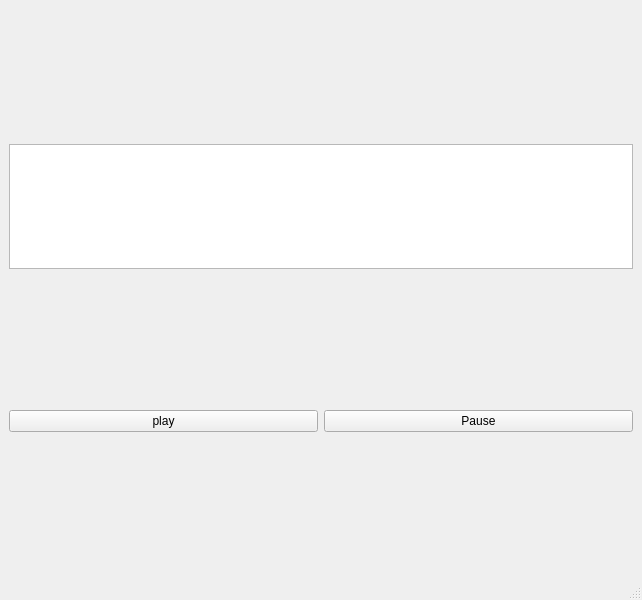
Before: the Qt Designer form pyflickerlight/lightshow_editor.ui in cwoodall/flicker-lights, drawn with Qt 5.
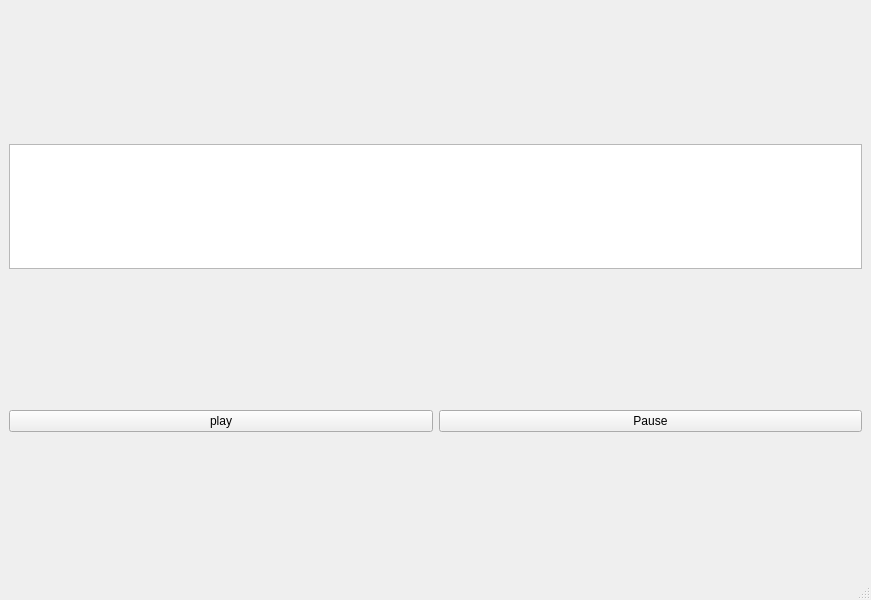
After: the same form once the commit is applied. Custom widgets are drawn as their Qt base class.

Commit message: Added ticks and boxes get drawn into grid now... Still not very happy with the progress or the code, but I am learning Qt

The edit to the form file:
```diff
--- a/pyflickerlight/lightshow_editor.ui
+++ b/pyflickerlight/lightshow_editor.ui
@@ -6,7 +6,7 @@
    <rect>
     <x>0</x>
     <y>0</y>
-    <width>642</width>
+    <width>871</width>
     <height>600</height>
    </rect>
   </property>
@@ -18,7 +18,15 @@
     <item>
      <layout class="QVBoxLayout" name="verticalLayout_2">
       <item>
+       <layout class="QHBoxLayout" name="horizontalLayout_2">
+        <item>
        <widget class="MyGraphicsView" name="testCanvas">
+          <property name="sizePolicy">
+           <sizepolicy hsizetype="Expanding" vsizetype="Expanding">
+            <horstretch>0</horstretch>
+            <verstretch>0</verstretch>
+           </sizepolicy>
+          </property>
         <property name="maximumSize">
          <size>
           <width>2000</width>
@@ -40,6 +48,8 @@
       </item>
      </layout>
     </item>
+     </layout>
+    </item>
     <item>
      <layout class="QHBoxLayout" name="horizontalLayout">
       <item>
@@ -65,7 +75,7 @@
     <rect>
      <x>0</x>
      <y>0</y>
-     <width>642</width>
+     <width>871</width>
      <height>25</height>
     </rect>
    </property>
```
Lines whose indentation alone changed are shown as unchanged. The commit also changes 2 other files.
